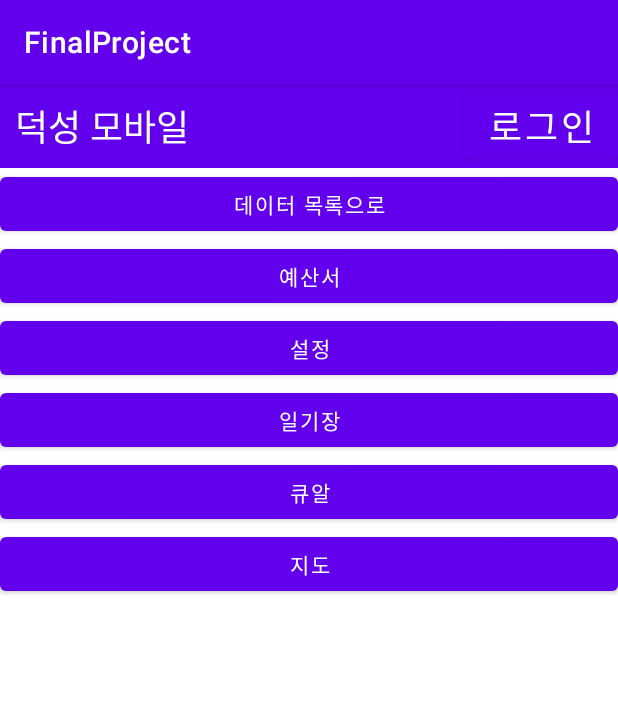
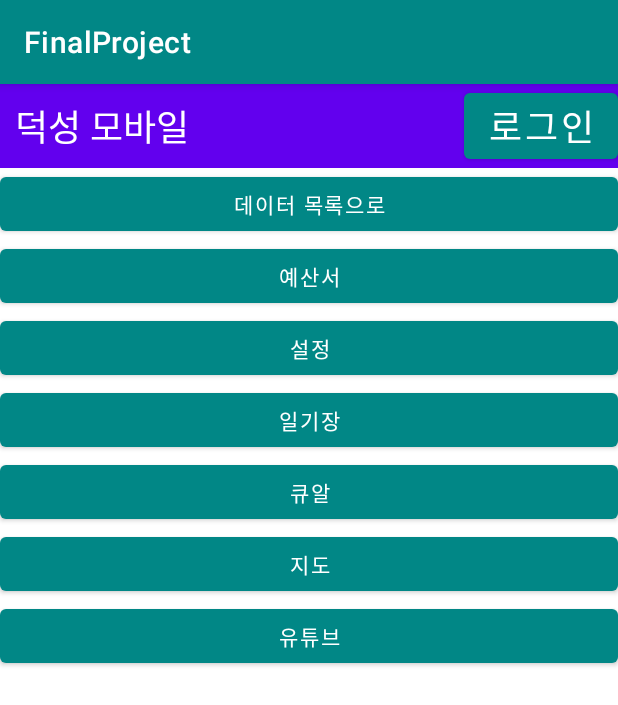
Before and after one commit to hwangsungmin-00/mobileAppFinalProject22, an Android app: the screen it shows after launch (MainActivity), on a phone screen of 412 x 824 dp. Shown: the top 705 px of the screen. Run offline under Robolectric (Android 15) with nearby library versions, the phone set to English and light mode, and no system bars; our stand-ins replace Firebase (no records; nobody signed in at launch, a user with empty details on screens opened directly); libraries missing offline, so code that uses them is left out: com.kakao.sdk, com.tickaroo.tikxml; 1 statement that could not run was skipped.

Commit message:
스플래쉬 화면 구현 유튜브 영상 검색 및 시청 구현

```diff
--- a/FinalProject/app/build.gradle
+++ b/FinalProject/app/build.gradle
@@ -69,6 +69,8 @@ dependencies {
 
     implementation 'androidx.preference:preference-ktx:1.2.0'
 
+    implementation files('libs/YouTubeAndroidPlayerApi.jar')
+
 
     // QRCODE 라이브러리
     implementation ('com.journeyapps:zxing-android-embedded:3.6.0') { transitive = false }
--- a/FinalProject/app/src/main/java/com/example/finalproject/MainActivity.kt
+++ b/FinalProject/app/src/main/java/com/example/finalproject/MainActivity.kt
@@ -57,6 +57,10 @@ class MainActivity : AppCompatActivity() {
             val intent5 = Intent(this, MapActivity::class.java)
             startActivity(intent5)
         }
+        binding.youtubebtn.setOnClickListener{
+            val intent7 = Intent(this, YoutubeActivity::class.java)
+            startActivity(intent7)
+        }
 
 
     }
--- a/FinalProject/app/src/main/java/com/example/finalproject/MyApplication.kt
+++ b/FinalProject/app/src/main/java/com/example/finalproject/MyApplication.kt
@@ -24,12 +24,6 @@ class MyApplication:Application() {
                 .baseUrl("http://apis.data.go.kr/")
                 .addConverterFactory(GsonConverterFactory.create())
                 .build()
-        //val parser= TikXml.Builder().exceptionOnUnreadXml(false).build()
-        //val retrofitXml : Retrofit
-        //    get() = Retrofit.Builder()
-        //        .baseUrl("http://apis.data.go.kr/")
-        //        .addConverterFactory(TikXmlConverterFactory.create(parser))
-        //        .build()
 
         //로그인
         lateinit var auth: FirebaseAuth
@@ -46,14 +40,24 @@ class MyApplication:Application() {
                 false
             }
         }
+        //유튜브
+        var networkService2 : NetworkService2
+        val retrofit2: Retrofit
+            get()=Retrofit.Builder()
+                .baseUrl("https://www.googleapis.com/")
+                .addConverterFactory(GsonConverterFactory.create())
+                .build()
 
 
 
 
         init{
             networkService = retrofit.create(NetworkService::class.java)
+            networkService2 = retrofit2.create(NetworkService2::class.java)
             //networkServiceXml = retrofitXml.create(NetworkService::class.java)
         }
+
+
     }
 
     override fun onCreate() {
--- /dev/null
+++ b/FinalProject/app/src/main/java/com/example/finalproject/NetworkService2.kt
@@ -0,0 +1,16 @@
+package com.example.finalproject
+
+import retrofit2.Call
+import retrofit2.http.GET
+import retrofit2.http.Query
+
+interface NetworkService2 {
+    @GET("youtube/v3/search")
+    fun getList(
+        @Query("key") key:String,
+        @Query("q") search_query : String,
+        @Query("type") returnType : String,
+        @Query("part") returnData : String
+
+    ) : Call<SearchListResponse>
+}
--- /dev/null
+++ b/FinalProject/app/src/main/java/com/example/finalproject/SplashActivity.kt
@@ -0,0 +1,27 @@
+package com.example.finalproject
+
+import android.content.Intent
+import androidx.appcompat.app.AppCompatActivity
+import android.os.Bundle
+import android.os.Handler
+import android.os.Looper
+
+class SplashActivity : AppCompatActivity() {
+    override fun onCreate(savedInstanceState: Bundle?) {
+        super.onCreate(savedInstanceState)
+        setContentView(R.layout.activity_splash)
+
+        // 일정 시간 지연 이후 실행하기 위한 코드
+        Handler(Looper.getMainLooper()).postDelayed({
+
+            // 일정 시간이 지나면 MainActivity로 이동
+            val intent= Intent( this,MainActivity::class.java)
+            startActivity(intent)
+
+            // 이전 키를 눌렀을 때 스플래스 스크린 화면으로 이동을 방지하기 위해
+            // 이동한 다음 사용안함으로 finish 처리
+            finish()
+
+        }, 3000) // 시간 3초 이후 실행
+    }
+}
--- /dev/null
+++ b/FinalProject/app/src/main/res/drawable/splash.xml
@@ -0,0 +1,4 @@
+<?xml version="1.0" encoding="utf-8"?>
+<layer-list xmlns:android="http://schemas.android.com/apk/res/android">
+
+</layer-list>
--- a/FinalProject/app/src/main/res/layout/activity_main.xml
+++ b/FinalProject/app/src/main/res/layout/activity_main.xml
@@ -66,4 +66,10 @@
         android:id="@+id/mapbtnmain"
         android:text="지도" />
 
+    <Button
+        android:layout_width="match_parent"
+        android:layout_height="wrap_content"
+        android:id="@+id/youtubebtn"
+        android:text="유튜브" />
+
 </LinearLayout>
--- a/FinalProject/app/src/main/res/values/themes.xml
+++ b/FinalProject/app/src/main/res/values/themes.xml
@@ -2,8 +2,8 @@
     <!-- Base application theme. -->
     <style name="Theme.FinalProject" parent="Theme.MaterialComponents.DayNight.DarkActionBar">
         <!-- Primary brand color. -->
-        <item name="colorPrimary">@color/purple_500</item>
-        <item name="colorPrimaryVariant">@color/purple_700</item>
+        <item name="colorPrimary">@color/teal_700</item>
+        <item name="colorPrimaryVariant">#d3e8de</item>
         <item name="colorOnPrimary">@color/white</item>
         <!-- Secondary brand color. -->
         <item name="colorSecondary">@color/teal_200</item>
@@ -13,4 +13,8 @@
         <item name="android:statusBarColor" tools:targetApi="l">?attr/colorPrimaryVariant</item>
         <!-- Customize your theme here. -->
     </style>
+
+    <style name="SplashTheme" parent="Theme.AppCompat.NoActionBar">
+        <item name="android:windowBackground">@drawable/splash</item>
+    </style>
 </resources>
```
Also changed, not shown: FinalProject/app/src/main/AndroidManifest.xml (+9 -2 lines), FinalProject/app/src/main/java/com/example/finalproject/MapActivity.kt (+10 -37 lines), FinalProject/app/src/main/java/com/example/finalproject/YoutubeActivity.kt (added, +45 -0 lines), FinalProject/app/src/main/java/com/example/finalproject/YoutubeAdapter.kt (added, +56 -0 lines), FinalProject/app/src/main/java/com/example/finalproject/YoutubeListModel.kt (added, +35 -0 lines), FinalProject/app/src/main/res/layout/activity_splash.xml (added, +14 -0 lines), FinalProject/app/src/main/res/layout/activity_youtube.xml (added, +32 -0 lines), FinalProject/app/src/main/res/layout/movie_video_item.xml (added, +65 -0 lines), FinalProject/app/src/main/res/drawable/litbackground.png (added).
